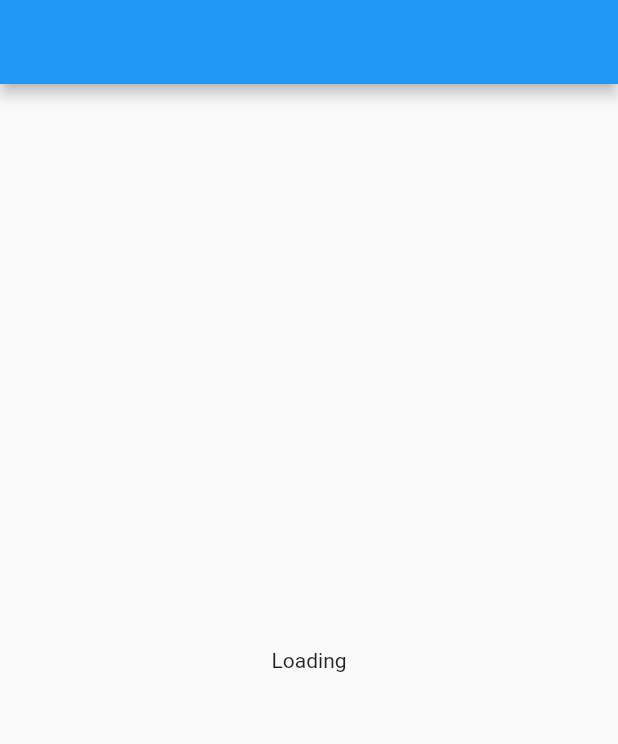
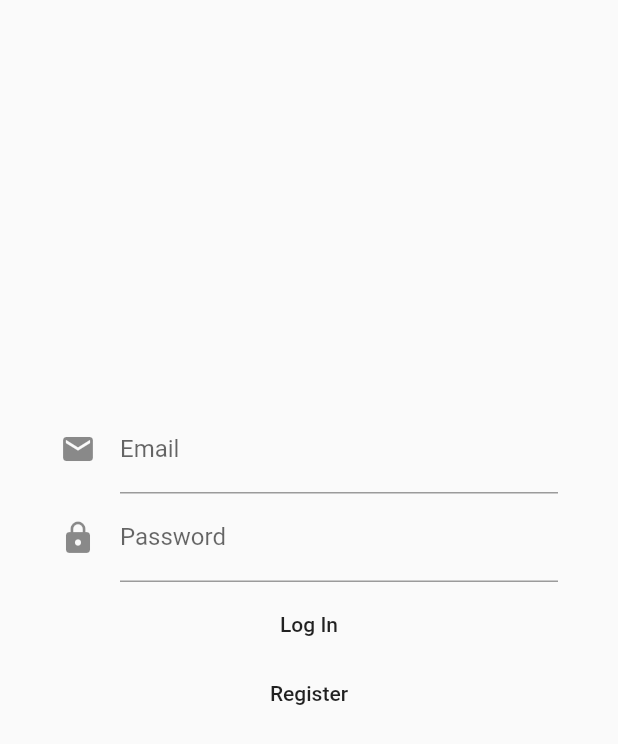
Before and after one commit to sluzhynskyi/geo_learn, a Flutter app: the screen it shows after launch, on a phone screen of 412 x 824 dp. Shown: the top 744 px of the screen. Run offline on Flutter 3.47's test engine with Material 2 defaults, Android fonts, the phone set to English and light mode, and no system bars; our stand-ins replace bloc, equatable, firebase_auth, flutter_bloc; missing offline and left inert: dart:html; accounts and stored records are empty.

Commit message:
Login seems to work

```diff
--- a/lib/main.dart
+++ b/lib/main.dart
@@ -1,6 +1,7 @@
 import 'package:flutter/material.dart';
 import 'package:flutter_bloc/flutter_bloc.dart';
 import 'package:geo_learn/screens/home_screen.dart';
+import 'package:geo_learn/screens/login/login_screen.dart';
 
 import 'blocs/authentication_bloc/authentication_bloc.dart';
 import 'blocs/simple_bloc_observer.dart';
@@ -36,6 +37,7 @@ class MyApp extends StatelessWidget {
         builder: (context, state) {
           if (state is AuthenticationFailure) {
             // return GetStartedScreen(userRepository: _userRepository);
+              return LoginScreen(userRepository: _userRepository);
           }
 
           if (state is AuthenticationSuccess) {
--- /dev/null
+++ b/lib/screens/login/login_form.dart
@@ -0,0 +1,173 @@
+import 'package:geo_learn/blocs/authentication_bloc/authentication_bloc.dart';
+import 'package:geo_learn/blocs/login_bloc/login_bloc.dart';
+import 'package:geo_learn/repositories/user_repository.dart';
+import "package:geo_learn/screens/login/login_screen.dart";
+
+import 'package:flutter/material.dart';
+import 'package:flutter_bloc/flutter_bloc.dart';
+
+
+
+class LoginForm extends StatefulWidget {
+  final UserRepository _userRepository;
+
+  const LoginForm({Key? key, required UserRepository userRepository})
+      : _userRepository = userRepository,
+        super(key: key);
+
+  @override
+  _LoginFormState createState() => _LoginFormState();
+}
+
+class _LoginFormState extends State<LoginForm> {
+  final TextEditingController _emailController = TextEditingController();
+  final TextEditingController _passwordController = TextEditingController();
+
+  bool get isPopulated =>
+      _emailController.text.isNotEmpty && _passwordController.text.isNotEmpty;
+
+  bool isButtonEnabled(LoginState state) {
+    return state.isFormValid && isPopulated && !state.isSubmitting;
+  }
+
+  late LoginBloc _loginBloc;
+
+  @override
+  void initState() {
+    super.initState();
+    _loginBloc = BlocProvider.of<LoginBloc>(context);
+    _emailController.addListener(_onEmailChange);
+    _passwordController.addListener(_onPasswordChange);
+  }
+
+  @override
+  Widget build(BuildContext context) {
+    return BlocListener<LoginBloc, LoginState>(
+      listener: (context, state) {
+        if (state.isFailure) {
+          Scaffold.of(context)
+            ..removeCurrentSnackBar()
+            ..showSnackBar(
+              SnackBar(
+                content: Row(
+                  mainAxisAlignment: MainAxisAlignment.spaceBetween,
+                  children: <Widget>[
+                    Text('Login Failure'),
+                    Icon(Icons.error),
+                  ],
+                ),
+                backgroundColor: Color(0xffffae88),
+              ),
+            );
+        }
+
+        if (state.isSubmitting) {
+          Scaffold.of(context)
+            ..removeCurrentSnackBar()
+            ..showSnackBar(
+              SnackBar(
+                content: Row(
+                  mainAxisAlignment: MainAxisAlignment.spaceBetween,
+                  children: <Widget>[
+                    Text('Logging In...'),
+                    CircularProgressIndicator(
+                      valueColor: AlwaysStoppedAnimation<Color>(Colors.white),
+                    )
+                  ],
+                ),
+                backgroundColor: Color(0xffffae88),
+              ),
+            );
+        }
+        if (state.isSuccess) {
+          BlocProvider.of<AuthenticationBloc>(context).add(
+            AuthenticationLoggedIn(),
+          );
+        }
+      },
+      child: BlocBuilder<LoginBloc, LoginState>(
+        builder: (context, state) {
+          return Padding(
+            padding: const EdgeInsets.all(20.0),
+            child: Form(
+              child: Column(
+                children: <Widget>[
+                  TextFormField(
+                    controller: _emailController,
+                    decoration: InputDecoration(
+                      icon: Icon(Icons.email),
+                      labelText: "Email",
+                    ),
+                    keyboardType: TextInputType.emailAddress,
+                    autovalidateMode: AutovalidateMode.onUserInteraction,
+                    autocorrect: false,
+                    validator: (_) {
+                      return !state.isEmailValid ? 'Invalid Email' : null;
+                    },
+                  ),
+                  TextFormField(
+                    controller: _passwordController,
+                    decoration: InputDecoration(
+                      icon: Icon(Icons.lock),
+                      labelText: "Password",
+                    ),
+                    obscureText: true,
+                    autovalidateMode: AutovalidateMode.onUserInteraction,
+                    autocorrect: false,
+                    validator: (_) {
+                      return !state.isPasswordValid ? 'Invalid Password' : null;
+                    },
+                  ),
+                  SizedBox(
+                    height: 10,
+                  ),
+                  MaterialButton(
+                    onPressed: (){
+                      if (isButtonEnabled(state)) {
+                        _onFormSubmitted();}
+                    },
+                    materialTapTargetSize: MaterialTapTargetSize.shrinkWrap,
+                    child: Text("Log In")
+                  ),
+                  SizedBox(
+                    height: 10,
+                  ),
+                  MaterialButton(
+                    onPressed: () {
+                      Navigator.push(context, MaterialPageRoute(builder: (_) {
+                        // return RegisterScreen(userRepository: widget._userRepository,);
+                        return LoginScreen(userRepository: widget._userRepository,);
+                      }));
+                    },
+                    materialTapTargetSize: MaterialTapTargetSize.shrinkWrap,
+                    child: Text("Register")
+                  ),
+                ],
+              ),
+            ),
+          );
+        },
+      ),
+    );
+  }
+
+  @override
+  void dispose() {
+    _emailController.dispose();
+    _passwordController.dispose();
+    super.dispose();
+  }
+
+  void _onEmailChange() {
+    _loginBloc.add(LoginEmailChanged(email: _emailController.text));
+  }
+
+  void _onPasswordChange() {
+    _loginBloc.add(LoginPasswordChanged(password: _passwordController.text));
+  }
+
+  void _onFormSubmitted() {
+    _loginBloc.add(LoginSubmitted(
+        email: _emailController.text, password: _passwordController.text));
+  }
+}
--- /dev/null
+++ b/lib/screens/login/login_screen.dart
@@ -0,0 +1,46 @@
+import 'package:geo_learn/blocs/login_bloc/login_bloc.dart';
+import 'package:geo_learn/repositories/user_repository.dart';
+import 'package:geo_learn/screens/login/login_form.dart';
+
+import 'package:flutter/material.dart';
+import 'package:flutter_bloc/flutter_bloc.dart';
+
+
+class LoginScreen extends StatelessWidget {
+  final UserRepository _userRepository;
+
+  const LoginScreen({Key? key, required UserRepository userRepository})
+      : _userRepository = userRepository,
+        super(key: key);
+
+  @override
+  Widget build(BuildContext context) {
+    return Scaffold(
+      extendBodyBehindAppBar: true,
+      appBar: AppBar(
+        elevation: 0,
+        backgroundColor: Colors.transparent,
+      ),
+      body: BlocProvider<LoginBloc>(
+        create: (context) => LoginBloc(UserRepository: _userRepository),
+        child: Container(
+          height: double.infinity,
+          child: SingleChildScrollView(
+            child: Stack(
+              children: <Widget>[
+                Container(
+                    margin: const EdgeInsets.only(top: 230),
+
+                    child: Padding(
+                      padding: const EdgeInsets.all(20.0),
+                      child: LoginForm(userRepository: _userRepository,),
+                    )
+                )
+              ],
+            ),
+          ),
+        ),
+      ),
+    );
+  }
+}
--- a/pubspec.yaml
+++ b/pubspec.yaml
@@ -25,6 +25,7 @@ dependencies:
     sdk: flutter
   cupertino_icons: ^1.0.2
   equatable: ^2.0.3
+  firebase_core: ^1.3.0
   firebase_auth: ^1.4.1
   flutter_bloc: ^7.0.1
 
```
Also changed, not shown: 4 other files.
